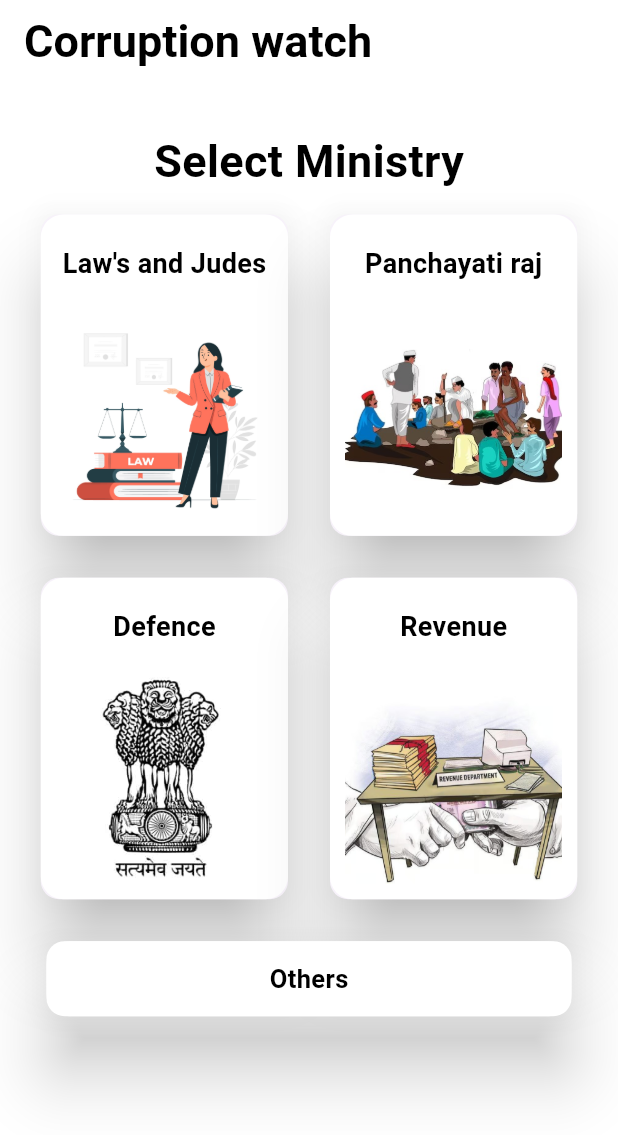
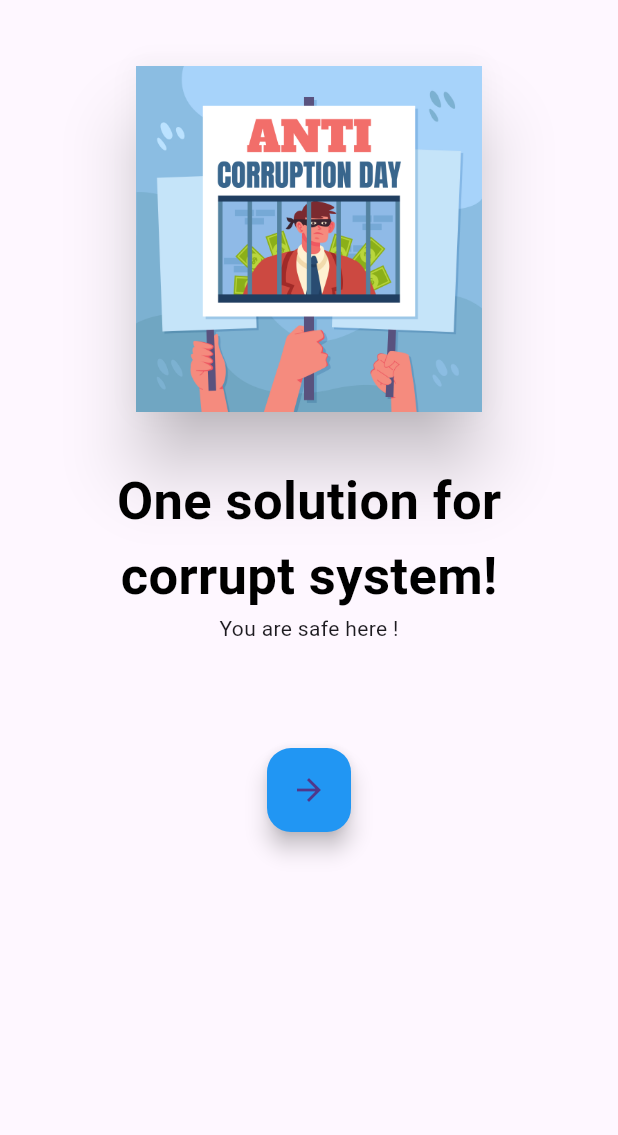
Before and after one commit to harm04/3_TL-DR_BnB24, a Flutter app: the screen it shows after launch, on a phone screen of 412 x 824 dp. Shown: the top 1135 px of the screen. Run offline on Flutter 3.47's test engine with Material 3 defaults, Android fonts, the light colour scheme and no system bars; missing offline and left inert: libsignal_protocol_dart.

Commit message:
created onBoarding screen

```diff
--- a/corruption_watch/lib/pages/home.dart
+++ b/corruption_watch/lib/pages/home.dart
@@ -74,7 +74,7 @@
             const SizedBox(
               height: 20,
             ),
-            GestureDetector(onTap: () {}, child: button('Others', 50, 350)),
+            GestureDetector(onTap: () {}, child: button('Others', 50, 350,Colors.white)),
           ],
         ),
       ),
--- /dev/null
+++ b/corruption_watch/lib/pages/onBoarding/page_1.dart
@@ -0,0 +1,52 @@
+import 'package:corruption_watch/pages/onBoarding/page_2.dart';
+import 'package:flutter/material.dart';
+
+class Page1 extends StatelessWidget {
+  const Page1({super.key});
+
+  @override
+  Widget build(BuildContext context) {
+    return Scaffold(
+      body: SafeArea(
+        child: Center(
+          child: Padding(
+            padding: const EdgeInsets.symmetric(horizontal: 20.0),
+            child: Column(
+              // crossAxisAlignment: CrossAxisAlignment.center,
+              children: [
+                 const SizedBox(
+                  height: 40,
+                ),
+                Card(
+                  elevation: 20,
+                  child: Container(
+                    decoration:
+                        BoxDecoration(borderRadius: BorderRadius.circular(20)),
+                    width: MediaQuery.of(context).size.width * 0.56,
+                    child: Image.asset(
+                      'assets/images/antiCorruption.jpg',
+                      fit: BoxFit.cover,
+                    ),
+                  ),
+                ),
+                const SizedBox(
+                  height: 30,
+                ),
+                const Text(
+                'One solution for',
+                style: TextStyle(color: Colors.black, fontSize: 35,fontWeight: FontWeight.bold),
+              ),
+              const Text('corrupt system!',style: TextStyle(color: Colors.black, fontSize: 35,fontWeight: FontWeight.bold),),
+              const Text('You are safe here !'),
+             const SizedBox(height: 70,),
+             FloatingActionButton(onPressed: (){
+              Navigator.pushReplacement(context, MaterialPageRoute(builder: (context)=>const Page2()));
+             },backgroundColor: Colors.blue,child: const Icon(Icons.arrow_forward),)
+              ],
+            ),
+          ),
+        ),
+      ),
+    );
+  }
+}
--- a/corruption_watch/lib/widgets/button.dart
+++ b/corruption_watch/lib/widgets/button.dart
@@ -4,6 +4,7 @@ Widget button(
   String text,
   double height,
   double width,
+  Color color
 ) {
   return Card(
     color: Colors.white,
@@ -13,7 +14,7 @@ Widget button(
         Container(
           decoration: BoxDecoration(
             borderRadius: BorderRadius.circular(15),
-            color: Colors.white,
+            color: color,
           ),
           height: height,
           width: width,
```
Also changed, not shown: corruption_watch/lib/main.dart (+0 -7 lines), corruption_watch/lib/pages/onBoarding/page_2.dart (+48 -3 lines), corruption_watch/lib/pages/onBoarding/splash.dart (+4 -5 lines).
